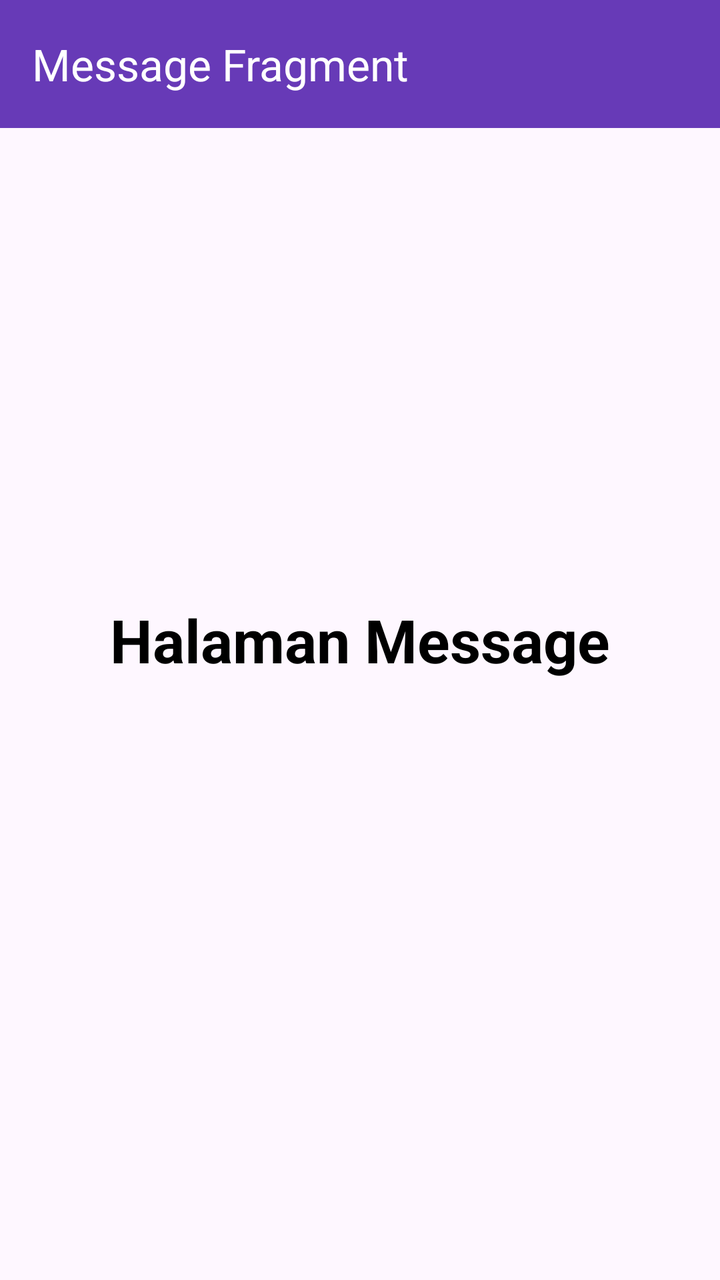
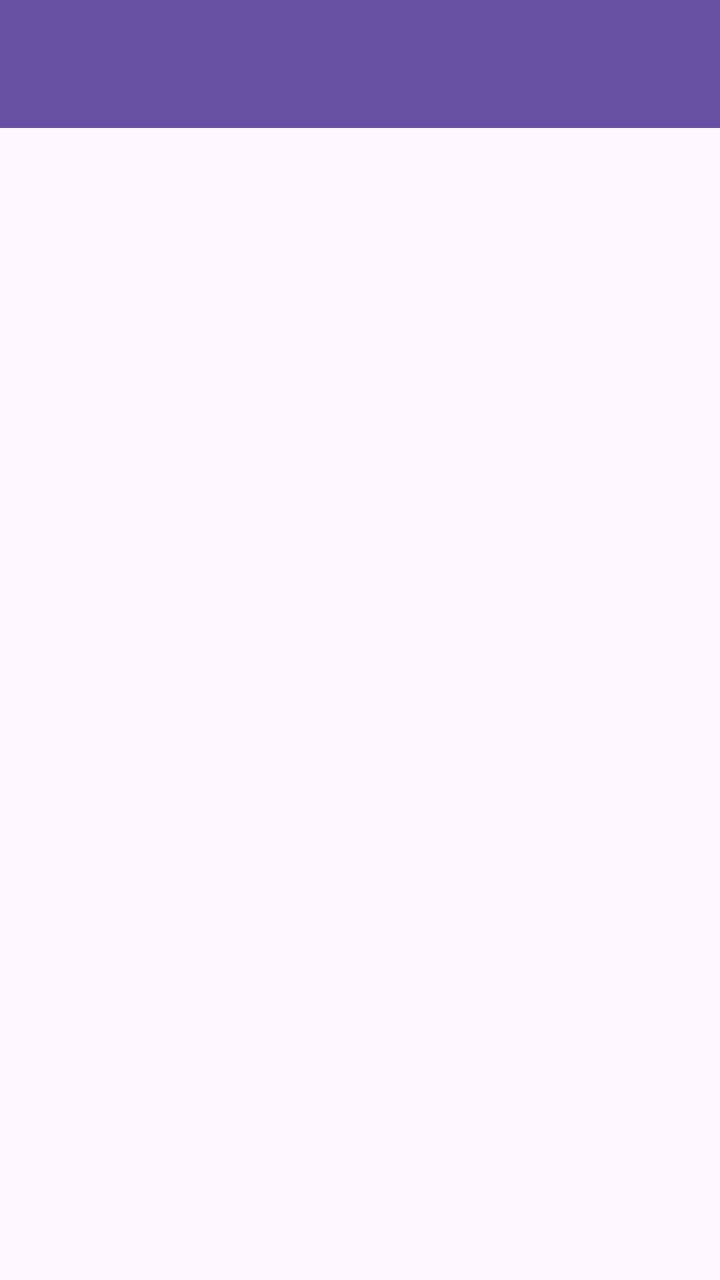

Two renders of the same Android screen: before a commit and after it. Below are the layout's source before the change and the commit's diff.
<!-- AndroidManifest.xml: application theme Theme.Marsnovrizal -->
<!-- res/layout/fragment_message.xml -->
<?xml version="1.0" encoding="utf-8"?>
<androidx.constraintlayout.widget.ConstraintLayout xmlns:android="http://schemas.android.com/apk/res/android"
    xmlns:tools="http://schemas.android.com/tools"
    android:layout_width="match_parent"
    android:layout_height="match_parent"
    xmlns:app="http://schemas.android.com/apk/res-auto"
    tools:context=".Message.MessageFragment">
    <androidx.appcompat.widget.Toolbar
        android:id="@+id/toolbar"
        android:layout_width="0dp"
        android:layout_height="?attr/actionBarSize"
        android:background="#673AB7"
        app:title="Message Fragment"
        app:titleTextColor="@android:color/white"
        app:layout_constraintTop_toTopOf="parent"
        app:layout_constraintStart_toStartOf="parent"
        app:layout_constraintEnd_toEndOf="parent" />
    
    <TextView
        android:layout_width="match_parent"
        android:layout_height="match_parent"
        android:text="Halaman Message"
        android:textSize="30sp"
        android:gravity="center"
        android:textColor="@color/black"
        android:textStyle="bold" />

</androidx.constraintlayout.widget.ConstraintLayout>
<!-- resources referenced by this layout -->
<resources>
  <color name="black">#FF000000</color>
  <style name="Theme.Marsnovrizal" parent="Base.Theme.Marsnovrizal" />
  <style name="Base.Theme.Marsnovrizal" parent="Theme.Material3.DayNight.NoActionBar">
          
          
      </style>
</resources>

<!-- the commit's change to res/layout/fragment_message.xml (unified diff, before → after) -->
@@ -1,28 +1,28 @@
 <?xml version="1.0" encoding="utf-8"?>
-<androidx.constraintlayout.widget.ConstraintLayout xmlns:android="http://schemas.android.com/apk/res/android"
+<androidx.coordinatorlayout.widget.CoordinatorLayout xmlns:android="http://schemas.android.com/apk/res/android"
     xmlns:tools="http://schemas.android.com/tools"
     android:layout_width="match_parent"
     android:layout_height="match_parent"
     xmlns:app="http://schemas.android.com/apk/res-auto"
     tools:context=".Message.MessageFragment">
+    <com.google.android.material.appbar.AppBarLayout
+        android:id="@+id/appBarLayout"
+        android:layout_width="match_parent"
+        android:layout_height="wrap_content"
+        android:theme="@style/ThemeOverlay.AppCompat.Dark.ActionBar">
+
     <androidx.appcompat.widget.Toolbar
-        android:id="@+id/toolbar"
-        android:layout_width="0dp"
-        android:layout_height="?attr/actionBarSize"
-        android:background="#673AB7"
-        app:title="Message Fragment"
-        app:titleTextColor="@android:color/white"
-        app:layout_constraintTop_toTopOf="parent"
-        app:layout_constraintStart_toStartOf="parent"
-        app:layout_constraintEnd_toEndOf="parent" />
-    
-    <TextView
+            android:id="@+id/toolbar"
+            android:layout_width="match_parent"
+            android:layout_height="?attr/actionBarSize"
+            android:background="?attr/colorPrimary"
+            app:layout_scrollFlags="scroll|enterAlways"
+            app:titleTextColor="@android:color/white" />
+
+    </com.google.android.material.appbar.AppBarLayout>
+    <ListView
+        android:id="@+id/listMessageItems"
         android:layout_width="match_parent"
         android:layout_height="match_parent"
-        android:text="Halaman Message"
-        android:textSize="30sp"
-        android:gravity="center"
-        android:textColor="@color/black"
-        android:textStyle="bold" />
-
-</androidx.constraintlayout.widget.ConstraintLayout>
+        app:layout_behavior="@string/appbar_scrolling_view_behavior" />
+</androidx.coordinatorlayout.widget.CoordinatorLayout>
<!-- resource entries referenced after the edit -->
@@ -1,6 +1,5 @@
 <!-- resources referenced by this layout -->
 <resources>
-  <color name="black">#FF000000</color>
   <style name="Theme.Marsnovrizal" parent="Base.Theme.Marsnovrizal" />
   <style name="Base.Theme.Marsnovrizal" parent="Theme.Material3.DayNight.NoActionBar">
           
